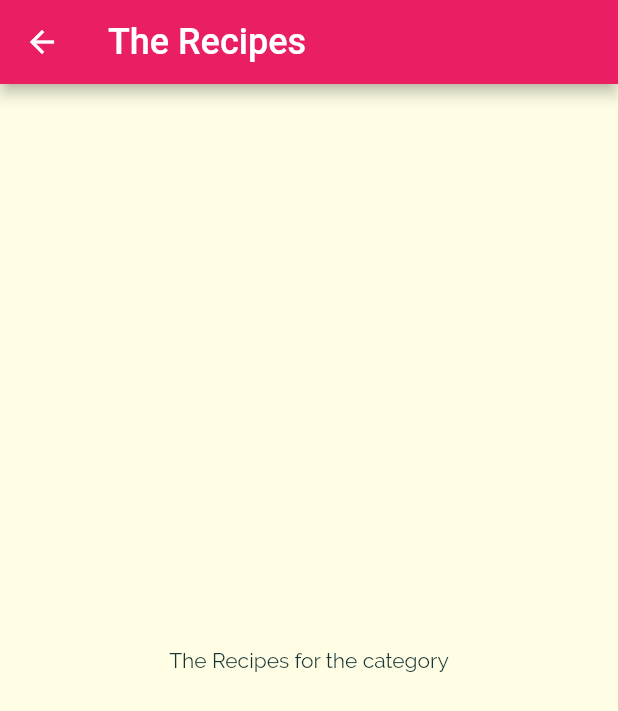
After one commit to matheus-bernat/FlutterTutorial, a Flutter app: the screen it shows after launch, after a tap on "Italian", on a phone screen of 412 x 824 dp. The commit adds this screen. Shown: the top 711 px of the screen. Run offline on Flutter 3.47's test engine with Material 2 defaults, Android fonts, the phone set to English and light mode, and no system bars; Roboto replaces fonts that are missing (RobotoCondensed).

Commit message:
163: Inkwell for adding onTap with waves, Navigator for changing screens

```diff
--- a/meals_app/lib/category_item.dart
+++ b/meals_app/lib/category_item.dart
@@ -1,4 +1,5 @@
 import 'package:flutter/material.dart';
+import 'package:flutter_complete_guide/category_meals_screen.dart';
 
 class CategoryItem extends StatelessWidget {
   final String title;
@@ -6,9 +7,21 @@ class CategoryItem extends StatelessWidget {
 
   CategoryItem(this.title, this.color);
 
+  void selectCategory(BuildContext ctx) {
+    Navigator.of(ctx).push(
+      MaterialPageRoute(builder: (_) {
+        return CategoryMealsScreen();
+      }),
+    );
+  }
+
   @override
   Widget build(BuildContext context) {
-    return Container(
+    return InkWell(
+      onTap: () => selectCategory(context),
+      splashColor: Theme.of(context).primaryColor,
+      borderRadius: BorderRadius.circular(15),
+      child: Container(
         padding: const EdgeInsets.all(15),
         child: Text(title, style: Theme.of(context).textTheme.headline6),
         decoration: BoxDecoration(
@@ -22,6 +35,7 @@ class CategoryItem extends StatelessWidget {
           ),
           borderRadius: BorderRadius.circular(15),
         ),
+      ),
     );
   }
 }
--- /dev/null
+++ b/meals_app/lib/category_meals_screen.dart
@@ -0,0 +1,15 @@
+import 'package:flutter/material.dart';
+
+class CategoryMealsScreen extends StatelessWidget {
+  @override
+  Widget build(BuildContext context) {
+    return Scaffold(
+      appBar: AppBar(
+        title: Text('The Recipes'),
+      ),
+      body: Center(
+        child: Text('The Recipes for the category'),
+      ),
+    );
+  }
+}
```
Lines whose indentation alone changed are shown as unchanged.
